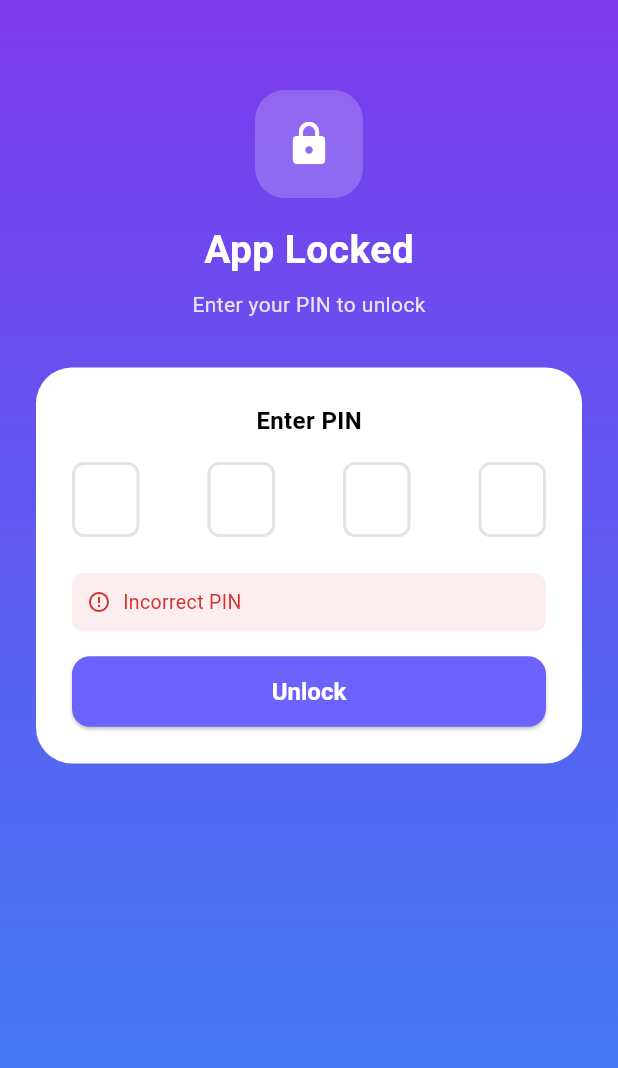
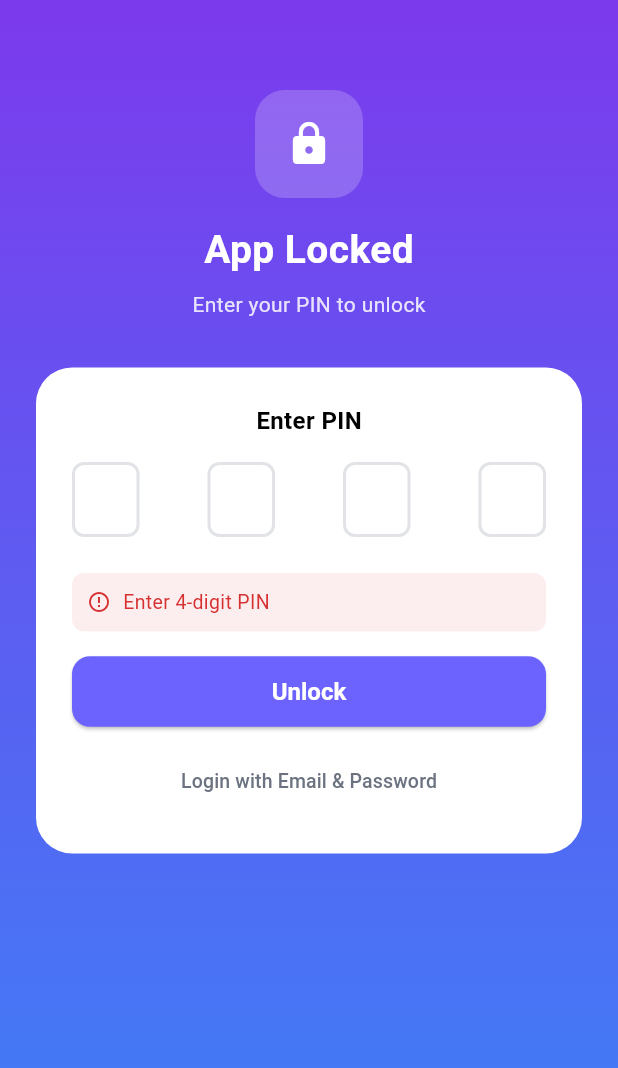
Before and after one commit to testgyaan12-boop/office-buddy-frontend, a Flutter app: the UnlockScreen screen opened by its route, after a tap on "Unlock", on a phone screen of 412 x 824 dp. Shown: the top 1068 px of the screen. Run offline on Flutter 3.47's test engine with Material 3 defaults, Android fonts, the phone set to English and light mode, and no system bars; drawn by our look-alikes of pin_code_fields; our stand-ins replace cached_network_image, dio, file_picker, flutter_markdown, flutter_riverpod, flutter_secure_storage and 5 more; missing offline and left inert: flutter_pdfview; accounts and stored records are empty.

Commit message:
pin login rotate issue fix

```diff
--- a/lib/features/applock/unlock_screen.dart
+++ b/lib/features/applock/unlock_screen.dart
@@ -6,6 +6,7 @@ import 'package:local_auth/local_auth.dart';
 import 'package:pin_code_fields/pin_code_fields.dart';
 import '../../core/constants/app_colors.dart';
 import '../../core/storage/secure_storage.dart';
+import '../auth/auth_provider.dart';
 
 class UnlockScreen extends ConsumerStatefulWidget {
   const UnlockScreen({super.key});
@@ -52,7 +53,15 @@ class _UnlockScreenState extends ConsumerState<UnlockScreen> {
         options: const AuthenticationOptions(biometricOnly: false, stickyAuth: true),
       );
       if (ok && mounted) {
-        context.go('/');
+        final pin = await ref.read(secureStorageProvider).getPin();
+        if (pin != null) {
+          final err = await ref.read(authProvider.notifier).loginWithPin(pin);
+          if (err == null && mounted) {
+            context.go('/');
+            return;
+          }
+        }
+        if (mounted) context.go('/');
       }
     } catch (e) {
       if (mounted) setState(() => _error = 'Biometric failed');
@@ -60,12 +69,16 @@ class _UnlockScreenState extends ConsumerState<UnlockScreen> {
   }
 
   Future<void> _verifyPin(String pin) async {
-    final saved = await ref.read(secureStorageProvider).getPin();
-    if (pin == saved) {
-      if (mounted) context.go('/');
-    } else {
+    if (pin.length != 4) {
+      setState(() => _error = 'Enter 4-digit PIN');
+      return;
+    }
+    final err = await ref.read(authProvider.notifier).loginWithPin(pin);
+    if (err == null && mounted) {
+      context.go('/');
+    } else if (mounted) {
       setState(() {
-        _error = 'Incorrect PIN';
+        _error = err ?? 'Incorrect PIN';
         _pinController.clear();
       });
     }
@@ -171,6 +184,14 @@ class _UnlockScreenState extends ConsumerState<UnlockScreen> {
                           ),
                         ),
                       ],
+                      const SizedBox(height: 12),
+                      TextButton(
+                        onPressed: () async {
+                          await ref.read(authProvider.notifier).logout();
+                          if (context.mounted) context.go('/auth');
+                        },
+                        child: const Text('Login with Email & Password', style: TextStyle(color: AppColors.textSecondary, fontSize: 13)),
+                      ),
                     ],
                   ),
                 ),
--- a/lib/main.dart
+++ b/lib/main.dart
@@ -57,7 +57,8 @@ class _OfficeBuddyAppState extends ConsumerState<OfficeBuddyApp> with WidgetsBin
     final storage = ref.read(secureStorageProvider);
     final hasPin = await storage.hasPin();
     final token = await storage.getToken();
-    if (hasPin && token != null && mounted) {
+    final recently = await storage.isRecentlyUnlockedCurrent();
+    if (hasPin && token != null && !recently && mounted) {
       final router = ref.read(routerProvider);
       final current = router.routerDelegate.currentConfiguration.uri.path;
       if (current != '/lock' && current != '/auth' && current != '/onboarding' && current != '/splash') {
```
Also changed, not shown: lib/core/network/api_client.dart (+12 -4 lines), lib/core/router/app_router.dart (+6 -2 lines), lib/core/storage/secure_storage.dart (+52 -2 lines), lib/features/auth/auth_provider.dart (+21 -4 lines), 1 other file.
